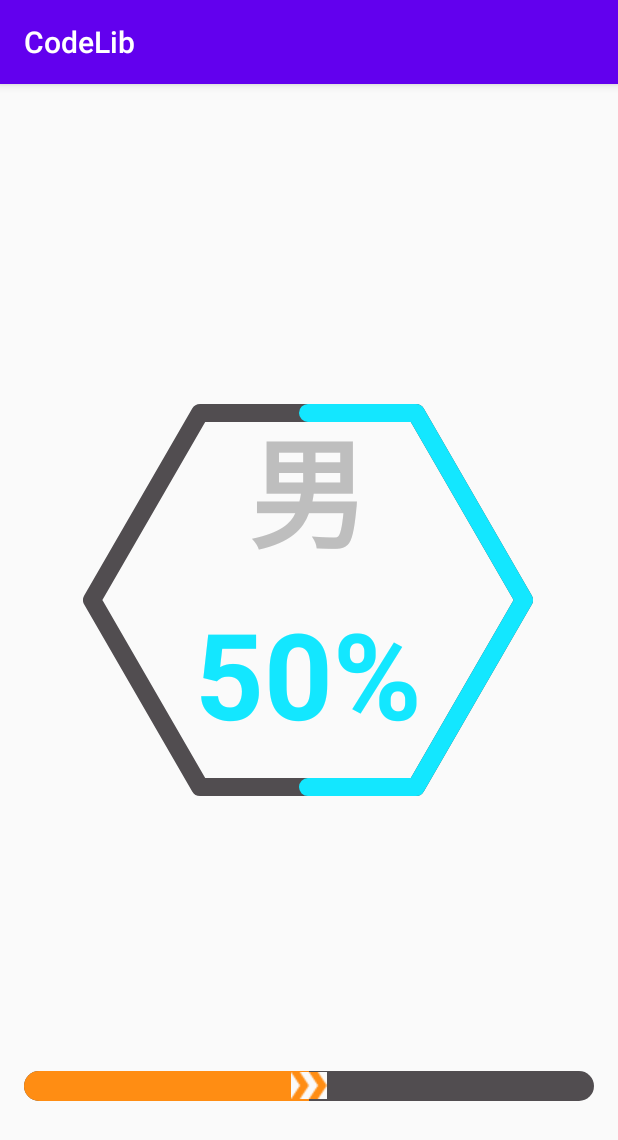
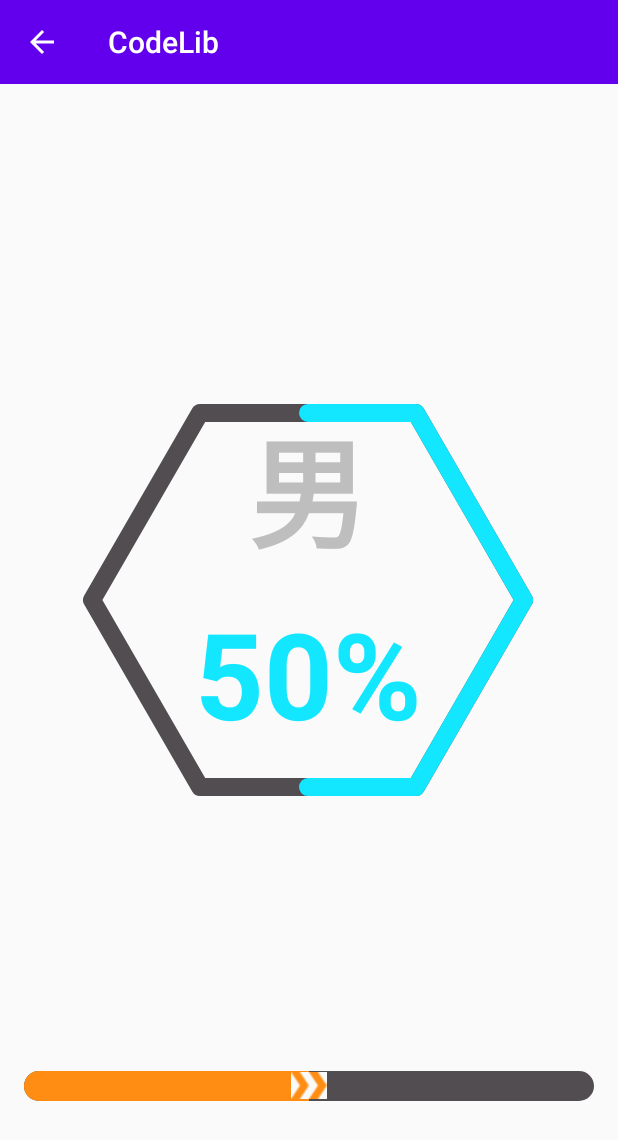
Before and after one commit to student9128/CodeLib, an Android app: the RegularHexagonActivity screen opened directly, with no data from a screen before it, on a phone screen of 412 x 824 dp. Shown: the top 1140 px of the screen. Run offline under Robolectric (Android 15) with nearby library versions, the phone set to English and light mode, and no system bars.

Commit message:
add:添加标题栏，图片界面修改

```diff
--- a/app/src/main/java/com/kevin/codelib/activity/ImageActivity.kt
+++ b/app/src/main/java/com/kevin/codelib/activity/ImageActivity.kt
@@ -3,6 +3,7 @@ package com.kevin.codelib.activity
 import com.bumptech.glide.Glide
 import com.kevin.codelib.R
 import com.kevin.codelib.base.BaseActivity
+import com.kevin.codelib.util.AppUtils
 import kotlinx.android.synthetic.main.activity_image.*
 import java.io.File
 
@@ -15,6 +16,7 @@ class ImageActivity : BaseActivity() {
     }
 
     override fun initView() {
+        AppUtils.changeStatusBar(this,android.R.color.black)
         var filePath = intent.getStringExtra("filePath")
         var file: File = File(filePath)
         Glide.with(this).load(file).into(imageView)
--- a/app/src/main/java/com/kevin/codelib/activity/MainActivity.kt
+++ b/app/src/main/java/com/kevin/codelib/activity/MainActivity.kt
@@ -9,6 +9,7 @@ class MainActivity : BaseActivity() {
     override fun getLayoutResID(): Int = R.layout.activity_main
 
     override fun initView() {
+        supportActionBar!!.setDisplayHomeAsUpEnabled(false)
         btn_custom_view.setOnClickListener {
             startNewActivity(CustomViewActivity::class.java)
         }
--- a/app/src/main/java/com/kevin/codelib/base/BaseActivity.kt
+++ b/app/src/main/java/com/kevin/codelib/base/BaseActivity.kt
@@ -2,6 +2,8 @@ package com.kevin.codelib.base
 
 import android.content.Intent
 import android.os.Bundle
+import android.view.MenuItem
+import kotlinx.android.synthetic.main.layout_tool_bar.*
 
 /**
  * Created by Kevin on 2020/9/6<br/>
@@ -14,6 +16,11 @@ abstract class BaseActivity : AppBaseActivity() {
     override fun onCreate(savedInstanceState: Bundle?) {
         super.onCreate(savedInstanceState)
         setContentView(getLayoutResID())
+        setSupportActionBar(toolBar)
+        supportActionBar?.let {
+            it.setDisplayHomeAsUpEnabled(true)
+            it.setHomeButtonEnabled(true)
+        }
         initView()
     }
 
@@ -23,4 +30,10 @@ abstract class BaseActivity : AppBaseActivity() {
     fun startNewActivity(clazz: Class<*>) {
         startActivity(Intent(this, clazz))
     }
+    override fun onOptionsItemSelected(item: MenuItem?): Boolean {
+        when (item!!.itemId) {
+            android.R.id.home -> onBackPressed()
+        }
+        return true
+    }
 }
--- /dev/null
+++ b/app/src/main/res/drawable/ic_back_material_light.xml
@@ -0,0 +1,27 @@
+<?xml version="1.0" encoding="utf-8"?>
+<!--
+Copyright (C) 2014 The Android Open Source Project
+
+   Licensed under the Apache License, Version 2.0 (the "License");
+    you may not use this file except in compliance with the License.
+    You may obtain a copy of the License at
+
+         http://www.apache.org/licenses/LICENSE-2.0
+
+    Unless required by applicable law or agreed to in writing, software
+    distributed under the License is distributed on an "AS IS" BASIS,
+    WITHOUT WARRANTIES OR CONDITIONS OF ANY KIND, either express or implied.
+    See the License for the specific language governing permissions and
+    limitations under the License.
+-->
+<vector xmlns:android="http://schemas.android.com/apk/res/android"
+        android:width="24dp"
+        android:height="24dp"
+        android:viewportWidth="24.0"
+        android:viewportHeight="24.0"
+        android:autoMirrored="true"
+        android:tint="@color/white">
+  <path
+      android:pathData="M20,11L7.8,11l5.6,-5.6L12,4l-8,8l8,8l1.4,-1.4L7.8,13L20,13L20,11z"
+      android:fillColor="@color/white"/>
+</vector>
--- a/app/src/main/res/layout/activity_image.xml
+++ b/app/src/main/res/layout/activity_image.xml
@@ -2,8 +2,8 @@
 <androidx.constraintlayout.widget.ConstraintLayout xmlns:android="http://schemas.android.com/apk/res/android"
     android:layout_width="match_parent"
     android:layout_height="match_parent"
+    android:background="@android:color/black"
     android:transitionName="@string/share_anim">
-
     <ImageView
         android:id="@+id/imageView"
         android:layout_width="match_parent"
--- a/app/src/main/res/layout/activity_regularhexagon.xml
+++ b/app/src/main/res/layout/activity_regularhexagon.xml
@@ -4,7 +4,11 @@
     android:layout_width="match_parent"
     android:layout_height="match_parent"
     android:paddingBottom="80dp">
-
+    <include
+        layout="@layout/layout_tool_bar"
+        app:layout_constraintLeft_toLeftOf="parent"
+        app:layout_constraintRight_toRightOf="parent"
+        app:layout_constraintTop_toTopOf="parent" />
     <com.kevin.codelib.customview.RegularHexagon
         android:id="@+id/viewRegularHexagon"
         android:layout_width="300dp"
@@ -15,7 +19,7 @@
         app:layout_constraintHorizontal_bias="0.495"
         app:layout_constraintLeft_toLeftOf="parent"
         app:layout_constraintRight_toRightOf="parent"
-        app:layout_constraintTop_toTopOf="parent"
+        app:layout_constraintTop_toBottomOf="@+id/toolBar"
         app:progress="50"
         app:text="男"
         app:textSize="80dp" />
--- /dev/null
+++ b/app/src/main/res/layout/layout_tool_bar.xml
@@ -0,0 +1,33 @@
+<?xml version="1.0" encoding="utf-8"?>
+<androidx.appcompat.widget.Toolbar xmlns:android="http://schemas.android.com/apk/res/android"
+    xmlns:app="http://schemas.android.com/apk/res-auto"
+    xmlns:tool="http://schemas.android.com/tools"
+    android:id="@+id/toolBar"
+    android:layout_width="match_parent"
+    android:layout_height="?attr/actionBarSize"
+    android:background="@color/colorPrimary"
+    android:theme="@style/ToolbarStyle"
+    app:navigationIcon="@drawable/ic_back_material_light"
+    app:title="@string/app_name"
+    app:popupTheme="@style/Theme.AppCompat.Light"
+    app:titleTextColor="@color/white">
+
+    <androidx.constraintlayout.widget.ConstraintLayout
+        android:id="@+id/clTitle"
+        android:layout_width="wrap_content"
+        android:layout_height="match_parent">
+
+        <TextView
+            android:id="@+id/tvTitle"
+            android:layout_width="wrap_content"
+            android:layout_height="wrap_content"
+            android:gravity="center"
+            android:textColor="@color/white"
+            android:textSize="24sp"
+            app:layout_constraintBottom_toBottomOf="parent"
+            app:layout_constraintLeft_toLeftOf="parent"
+            app:layout_constraintRight_toRightOf="parent"
+            app:layout_constraintTop_toTopOf="parent"
+            tool:text="@string/app_name" />
+    </androidx.constraintlayout.widget.ConstraintLayout>
+</androidx.appcompat.widget.Toolbar>
--- a/app/src/main/res/values/colors.xml
+++ b/app/src/main/res/values/colors.xml
@@ -7,4 +7,5 @@
     <color name="FF13E7FF">#FF13E7FF</color>
     <color name="FFFFFF19">#FFFFFF19</color>
     <color name="FFFF8D13">#FFFF8D13</color>
+    <color name="white">#FFFFFF</color>
 </resources>
--- a/app/src/main/res/values/styles.xml
+++ b/app/src/main/res/values/styles.xml
@@ -1,10 +1,14 @@
 <resources>
     <!-- Base application theme. -->
-    <style name="AppTheme" parent="Theme.AppCompat.Light.DarkActionBar">
+    <style name="AppTheme" parent="Theme.AppCompat.Light.NoActionBar">
         <!-- Customize your theme here. -->
         <item name="colorPrimary">@color/colorPrimary</item>
         <item name="colorPrimaryDark">@color/colorPrimaryDark</item>
         <item name="colorAccent">@color/colorAccent</item>
     </style>
+    <style name="ToolbarStyle" parent="ThemeOverlay.AppCompat.ActionBar">
+        <item name="colorControlNormal">@color/white</item>
+        <item name="android:textColorPrimary">@color/white</item>
+    </style>
 
 </resources>
```
Also changed, not shown: app/src/main/java/com/kevin/codelib/util/AppUtils.kt (+19 -1 lines), app/src/main/res/layout/activity_custom_view.xml (+8 -2 lines), app/src/main/res/layout/activity_main.xml (+9 -1 lines), app/src/main/res/layout/activity_share.xml (+10 -1 lines), app/src/main/res/layout/activity_toggle_view.xml (+5 -2 lines).
